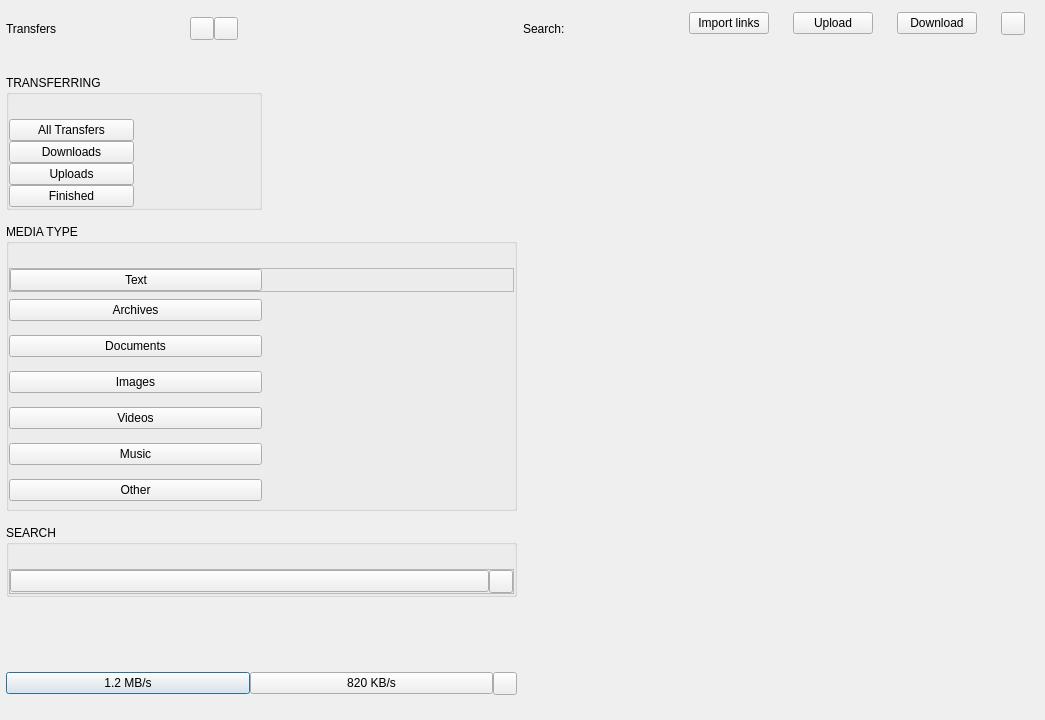
Qt form src/MEGASync/gui/linux/TransferManager.ui (meganz/MEGAsync) before a commit.
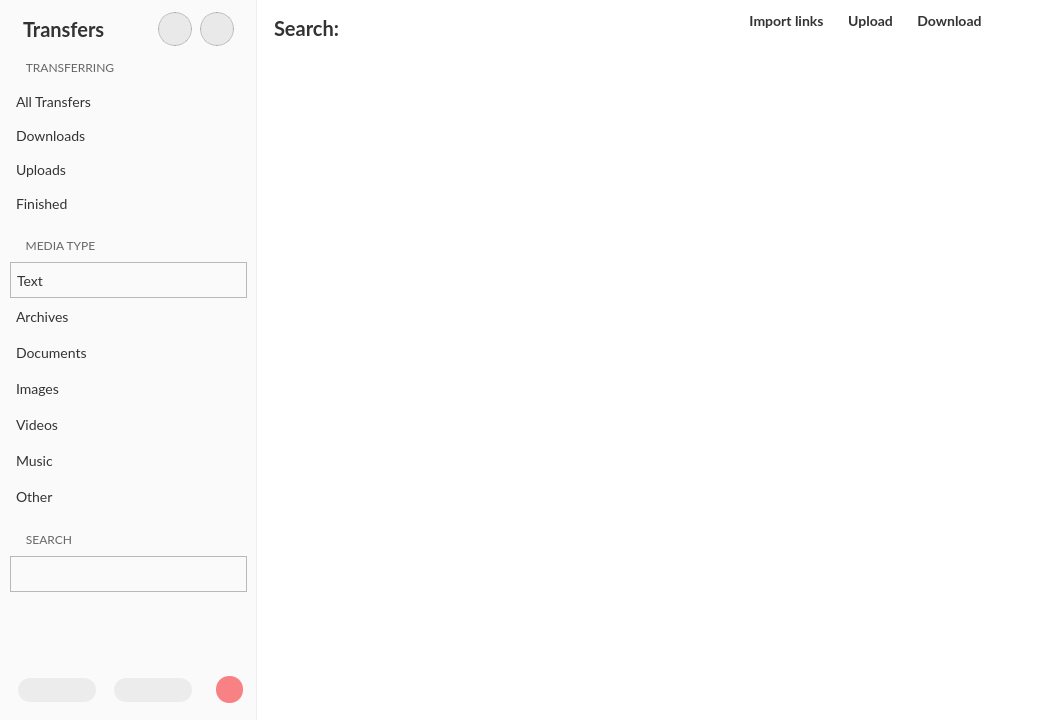
The same form after that commit. Icons and pictures are not drawn. Custom widgets are drawn as their Qt base class.

Commit message: Transfer Manager: + no transfer placeholders; polish buttons logic; polish UI

Diff of the .ui file:
```diff
--- a/src/MEGASync/gui/linux/TransferManager.ui
+++ b/src/MEGASync/gui/linux/TransferManager.ui
@@ -67,49 +67,50 @@
     qproperty-alignment: 'AlignLeft | AlignVCenter';
 }
 
-#wMediaType QWidget &gt; QLabel, #wTransferring QFrame &gt; QLabel
+#wTransferring QLabel, #wMediaType QLabel
 {
     height: 24px;
     min-height: 24px;
     max-height: 24px;
+    min-width: 30px;
+	margin-right: 6px;
     color: #777777;
     font-size: 10px;
     font-weight: bold;
     qproperty-alignment: 'AlignHCenter | AlignVCenter';
-	border: none;
 }
 
-QFrame[itsOn=true]
+#wLeftPane QFrame[itsOn=true] 
 {
  /*  	qproperty-frameShape: 'Box';
    	qproperty-frameShadow: 'Raised'; */
-	border-radius: 8px;
-    border: 1px solid #ededed;
+	border-radius: 4px;
+ /*   border: 1px solid #ededed; */
     background-color: white;
 }
 
-QFrame[itsOn=true]  QLabel
+#wLeftPane QFrame[itsOn=true]  QLabel
 {
-    border: 1px solid rgba(0,0,0,0.2);
+    border: 1px solid #F5F5F5; 
     background-color: #FAFAFA;
     border-radius: 12px;
 }
 
-QFrame[itsOn=true] QPushButton
+#wLeftPane QFrame[itsOn=true] QPushButton
 {
     font-weight: bold;
 }
 
-QFrame
+#wMediaType QFrame, #wTransferring QFrame, #wSearch QFrame
 {
-	border: none;
+/*	border: 1px solid #FAFAFA;*/
 	padding-right: 6px;
 	padding-left: 6px;
 }
 
-#wMediaType QWidget, #wTransferring QWidget , #wSearch QWidget, #wLeftPane QFrame
+#wMediaType QPushButton, #wTransferring QPushButton , #wSearch QPushButton
 {
-    height: 36px;
+    height: 34px;
 }
 
 #lTransferring, #lMediaType
@@ -279,7 +280,11 @@
   font-weight: bold;
   padding-left: 14px;
 }
-</string>
+
+#sTransfers QToolButton
+{
+  qProperty-iconSize: 156px;
+}</string>
   </property>
   <layout class="QHBoxLayout" name="TransferManagerLayout">
    <property name="spacing">
@@ -461,23 +466,23 @@
          <string>TRANSFERRING</string>
         </property>
         <property name="flat">
-         <bool>false</bool>
+         <bool>true</bool>
         </property>
         <layout class="QVBoxLayout" name="verticalLayout">
          <property name="spacing">
           <number>0</number>
          </property>
          <property name="leftMargin">
-          <number>0</number>
+          <number>4</number>
          </property>
          <property name="topMargin">
           <number>24</number>
          </property>
          <property name="rightMargin">
-          <number>0</number>
+          <number>4</number>
          </property>
          <property name="bottomMargin">
-          <number>0</number>
+          <number>4</number>
          </property>
          <item>
           <widget class="QFrame" name="fAllTransfers">
@@ -499,6 +504,12 @@
             </property>
             <item>
              <widget class="QPushButton" name="tAllTransfers">
+              <property name="sizePolicy">
+               <sizepolicy hsizetype="Minimum" vsizetype="Fixed">
+                <horstretch>0</horstretch>
+                <verstretch>0</verstretch>
+               </sizepolicy>
+              </property>
               <property name="cursor">
                <cursorShape>PointingHandCursor</cursorShape>
               </property>
@@ -517,8 +528,30 @@
               </property>
              </widget>
             </item>
+            <item>
+             <spacer name="horizontalSpacer_2">
+              <property name="orientation">
+               <enum>Qt::Horizontal</enum>
+              </property>
+              <property name="sizeHint" stdset="0">
+               <size>
+                <width>40</width>
+                <height>20</height>
+               </size>
+              </property>
+             </spacer>
+            </item>
             <item>
              <widget class="QLabel" name="lAllTransfers">
+              <property name="enabled">
+               <bool>true</bool>
+              </property>
+              <property name="sizePolicy">
+               <sizepolicy hsizetype="MinimumExpanding" vsizetype="Preferred">
+                <horstretch>0</horstretch>
+                <verstretch>0</verstretch>
+               </sizepolicy>
+              </property>
               <property name="text">
                <string/>
               </property>
@@ -547,6 +580,12 @@
             </property>
             <item>
              <widget class="QPushButton" name="tDownloads">
+              <property name="sizePolicy">
+               <sizepolicy hsizetype="MinimumExpanding" vsizetype="Fixed">
+                <horstretch>0</horstretch>
+                <verstretch>0</verstretch>
+               </sizepolicy>
+              </property>
               <property name="cursor">
                <cursorShape>PointingHandCursor</cursorShape>
               </property>
@@ -562,8 +601,30 @@
               </property>
              </widget>
             </item>
+            <item>
+             <spacer name="horizontalSpacer_3">
+              <property name="orientation">
+               <enum>Qt::Horizontal</enum>
+              </property>
+              <property name="sizeHint" stdset="0">
+               <size>
+                <width>40</width>
+                <height>20</height>
+               </size>
+              </property>
+             </spacer>
+            </item>
             <item>
              <widget class="QLabel" name="lDownloads">
+              <property name="enabled">
+               <bool>true</bool>
+              </property>
+              <property name="sizePolicy">
+               <sizepolicy hsizetype="MinimumExpanding" vsizetype="Preferred">
+                <horstretch>0</horstretch>
+                <verstretch>0</verstretch>
+               </sizepolicy>
+              </property>
               <property name="text">
                <string/>
               </property>
@@ -592,6 +653,12 @@
             </property>
             <item>
              <widget class="QPushButton" name="tUploads">
+              <property name="sizePolicy">
+               <sizepolicy hsizetype="MinimumExpanding" vsizetype="Fixed">
+                <horstretch>0</horstretch>
+                <verstretch>0</verstretch>
+               </sizepolicy>
+              </property>
               <property name="cursor">
                <cursorShape>PointingHandCursor</cursorShape>
               </property>
@@ -607,8 +674,30 @@
               </property>
              </widget>
             </item>
+            <item>
+             <spacer name="horizontalSpacer_4">
+              <property name="orientation">
+               <enum>Qt::Horizontal</enum>
+              </property>
+              <property name="sizeHint" stdset="0">
+               <size>
+                <width>40</width>
+                <height>20</height>
+               </size>
+              </property>
+             </spacer>
+            </item>
             <item>
              <widget class="QLabel" name="lUploads">
+              <property name="enabled">
+               <bool>true</bool>
+              </property>
+              <property name="sizePolicy">
+               <sizepolicy hsizetype="MinimumExpanding" vsizetype="Preferred">
+                <horstretch>0</horstretch>
+                <verstretch>0</verstretch>
+               </sizepolicy>
+              </property>
               <property name="text">
                <string/>
               </property>
@@ -640,6 +729,12 @@
               <property name="enabled">
                <bool>true</bool>
               </property>
+              <property name="sizePolicy">
+               <sizepolicy hsizetype="MinimumExpanding" vsizetype="Fixed">
+                <horstretch>0</horstretch>
+                <verstretch>0</verstretch>
+               </sizepolicy>
+              </property>
               <property name="cursor">
                <cursorShape>PointingHandCursor</cursorShape>
               </property>
@@ -655,8 +750,30 @@
               </property>
              </widget>
             </item>
+            <item>
+             <spacer name="horizontalSpacer_5">
+              <property name="orientation">
+               <enum>Qt::Horizontal</enum>
+              </property>
+              <property name="sizeHint" stdset="0">
+               <size>
+                <width>40</width>
+                <height>20</height>
+               </size>
+              </property>
+             </spacer>
+            </item>
             <item>
              <widget class="QLabel" name="lCompleted">
+              <property name="enabled">
+               <bool>true</bool>
+              </property>
+              <property name="sizePolicy">
+               <sizepolicy hsizetype="MinimumExpanding" vsizetype="Preferred">
+                <horstretch>0</horstretch>
+                <verstretch>0</verstretch>
+               </sizepolicy>
+              </property>
               <property name="text">
                <string/>
               </property>
@@ -678,16 +795,16 @@
           <number>0</number>
          </property>
          <property name="leftMargin">
-          <number>0</number>
+          <number>4</number>
          </property>
          <property name="topMargin">
           <number>24</number>
          </property>
          <property name="rightMargin">
-          <number>0</number>
+          <number>4</number>
          </property>
          <property name="bottomMargin">
-          <number>0</number>
+          <number>4</number>
          </property>
          <item>
           <widget class="QFrame" name="fText">
@@ -729,6 +846,9 @@
             </item>
             <item>
              <widget class="QLabel" name="lTextNb">
+              <property name="enabled">
+               <bool>true</bool>
+              </property>
               <property name="text">
                <string/>
               </property>
@@ -777,6 +897,9 @@
             </item>
             <item>
              <widget class="QLabel" name="lArchivesNb">
+              <property name="enabled">
+               <bool>true</bool>
+              </property>
               <property name="text">
                <string/>
               </property>
@@ -1038,16 +1161,16 @@
           <number>0</number>
          </property>
          <property name="leftMargin">
-          <number>0</number>
+          <number>4</number>
          </property>
          <property name="topMargin">
           <number>24</number>
          </property>
          <property name="rightMargin">
-          <number>0</number>
+          <number>4</number>
          </property>
          <property name="bottomMargin">
-          <number>0</number>
+          <number>4</number>
          </property>
          <item>
           <widget class="QFrame" name="fSearchString">
@@ -1141,9 +1264,6 @@
           </property>
           <item>
            <widget class="QPushButton" name="bDownSpeed">
-            <property name="text">
-             <string notr="true">1.2 MB/s</string>
-            </property>
             <property name="icon">
              <iconset resource="../Resources_linux.qrc">
               <normaloff>:/images/download_fail_item_ico.png</normaloff>:/images/download_fail_item_ico.png</iconset>
@@ -1152,9 +1272,6 @@
           </item>
           <item>
            <widget class="QPushButton" name="bUpSpeed">
-            <property name="text">
-             <string notr="true">820 KB/s</string>
-            </property>
             <property name="icon">
              <iconset resource="../Resources_linux.qrc">
               <normaloff>:/images/upload_fail_item_ico.png</normaloff>:/images/upload_fail_item_ico.png</iconset>
@@ -1305,13 +1422,13 @@
                  <property name="minimumSize">
                   <size>
                    <width>0</width>
-                   <height>33</height>
+                   <height>0</height>
                   </size>
                  </property>
                  <property name="maximumSize">
                   <size>
                    <width>16777215</width>
-                   <height>33</height>
+                   <height>16777215</height>
                   </size>
                  </property>
                  <property name="text">
@@ -1330,13 +1447,13 @@
                  <property name="minimumSize">
                   <size>
                    <width>0</width>
-                   <height>33</height>
+                   <height>0</height>
                   </size>
                  </property>
                  <property name="maximumSize">
                   <size>
                    <width>16777215</width>
-                   <height>33</height>
+                   <height>16777215</height>
                   </size>
                  </property>
                  <property name="text">
@@ -1351,13 +1468,13 @@
                <property name="minimumSize">
                 <size>
                  <width>0</width>
-                 <height>33</height>
+                 <height>0</height>
                 </size>
                </property>
                <property name="maximumSize">
                 <size>
                  <width>16777215</width>
-                 <height>33</height>
+                 <height>16777215</height>
                 </size>
                </property>
                <property name="text">
@@ -1453,13 +1570,93 @@
        </widget>
       </item>
       <item>
-       <widget class="TransfersWidget" name="wTransfers" native="true">
-        <property name="sizePolicy">
-         <sizepolicy hsizetype="Expanding" vsizetype="Expanding">
-          <horstretch>0</horstretch>
-          <verstretch>0</verstretch>
-         </sizepolicy>
+       <widget class="QStackedWidget" name="sTransfers">
+        <property name="currentIndex">
+         <number>3</number>
         </property>
+        <widget class="TransfersWidget" name="wTransfers">
+         <property name="sizePolicy">
+          <sizepolicy hsizetype="Expanding" vsizetype="Expanding">
+           <horstretch>0</horstretch>
+           <verstretch>0</verstretch>
+          </sizepolicy>
+         </property>
+        </widget>
+        <widget class="QWidget" name="wNoUploads">
+         <layout class="QGridLayout" name="wNoUploadsLayout">
+          <item row="0" column="0">
+           <widget class="QToolButton" name="tNoUploads">
+            <property name="text">
+             <string/>
+            </property>
+            <property name="icon">
+             <iconset resource="../Resources_linux.qrc">
+              <normaloff>:/images/no_uploads.png</normaloff>:/images/no_uploads.png</iconset>
+            </property>
+           </widget>
+          </item>
+         </layout>
+        </widget>
+        <widget class="QWidget" name="wNoDownloads">
+         <layout class="QGridLayout" name="wNoDownloadsLayout">
+          <item row="0" column="0">
+           <widget class="QToolButton" name="tNoDownloads">
+            <property name="text">
+             <string/>
+            </property>
+            <property name="icon">
+             <iconset resource="../Resources_linux.qrc">
+              <normaloff>:/images/no_downloads.png</normaloff>:/images/no_downloads.png</iconset>
+            </property>
+           </widget>
+          </item>
+         </layout>
+        </widget>
+        <widget class="QWidget" name="wNoTransfers">
+         <layout class="QGridLayout" name="wNoTransfersLayout">
+          <item row="0" column="0">
+           <widget class="QToolButton" name="tNoTransfers">
+            <property name="text">
+             <string/>
+            </property>
+            <property name="icon">
+             <iconset resource="../Resources_linux.qrc">
+              <normaloff>:/images/no_transfers.png</normaloff>:/images/no_transfers.png</iconset>
+            </property>
+           </widget>
+          </item>
+         </layout>
+        </widget>
+        <widget class="QWidget" name="wNoResults">
+         <layout class="QGridLayout" name="wNoResultsLayout">
+          <item row="0" column="0">
+           <widget class="QToolButton" name="tNoResults">
+            <property name="text">
+             <string/>
+            </property>
+            <property name="icon">
+             <iconset resource="../Resources_linux.qrc">
+              <normaloff>:/images/no_results.png</normaloff>:/images/no_results.png</iconset>
+            </property>
+           </widget>
+          </item>
+         </layout>
+        </widget>
+        <widget class="QWidget" name="wNoFinished">
+         <layout class="QGridLayout" name="wNoFinishedLayout">
+          <item row="0" column="0">
+           <widget class="QToolButton" name="tNoFinished">
+            <property name="text">
+             <string/>
+            </property>
+            <property name="icon">
+             <iconset resource="../Resources_linux.qrc">
+              <normaloff>:/images/completed_transfers.png</normaloff>:/images/completed_transfers.png</iconset>
+            </property>
+           </widget>
+          </item>
+         </layout>
+        </widget>
        </widget>
       </item>
      </layout>
```
The commit also changes 21 other files.
